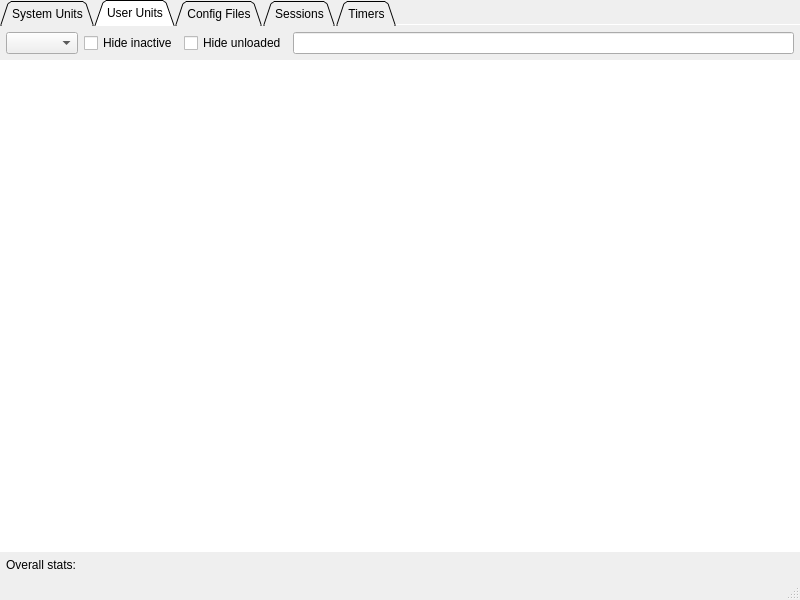
Qt form src/mainwindow.ui (KDE/systemdgenie) before a commit.
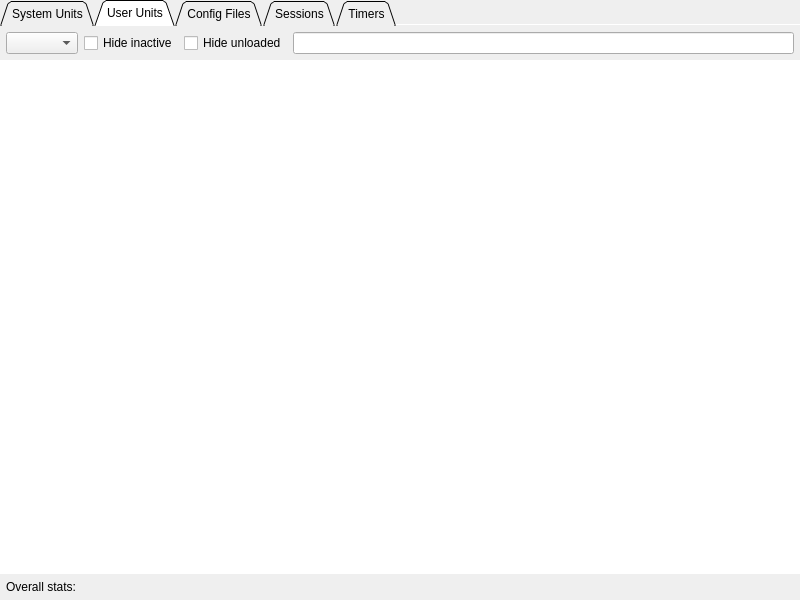
The same form after that commit. Custom widgets are drawn as their Qt base class.

Commit message: Remove statusbar

Patch:
```diff
--- a/src/mainwindow.ui
+++ b/src/mainwindow.ui
@@ -606,7 +606,6 @@
     </rect>
    </property>
   </widget>
-  <widget class="QStatusBar" name="statusbar"/>
  </widget>
  <customwidgets>
   <customwidget>
```
The commit also changes 1 other file.
